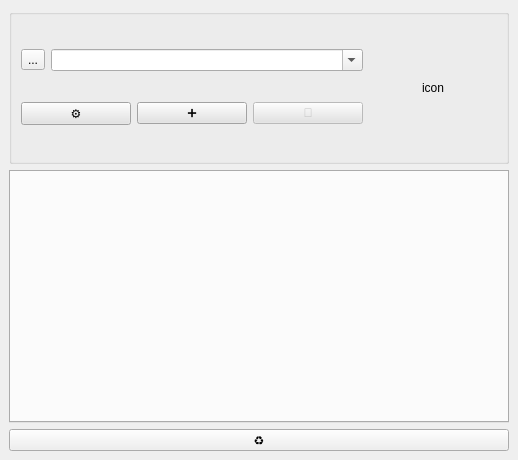
Old version of the form qsequoia2/qsequoia2_dockwidget.ui in the repository SequoiApp/Qsequoia2.
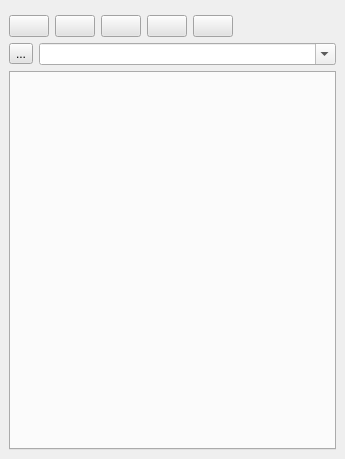
New version of the form. Icons and pictures are not drawn. Custom widgets are drawn as their Qt base class.

Commit message: rework main ui

Patch:
```diff
--- a/qsequoia2/qsequoia2_dockwidget.ui
+++ b/qsequoia2/qsequoia2_dockwidget.ui
@@ -6,14 +6,14 @@
    <rect>
     <x>0</x>
     <y>0</y>
-    <width>518</width>
-    <height>460</height>
+    <width>345</width>
+    <height>459</height>
    </rect>
   </property>
   <property name="minimumSize">
    <size>
-    <width>518</width>
-    <height>460</height>
+    <width>261</width>
+    <height>288</height>
    </size>
   </property>
   <property name="windowIcon">
@@ -26,19 +26,105 @@
   <widget class="QWidget" name="dockWidgetContents">
    <layout class="QVBoxLayout" name="main_layout">
     <item>
-     <widget class="QGroupBox" name="groupBox_3">
-      <property name="title">
+     <layout class="QHBoxLayout" name="hbox_button_container">
+      <property name="topMargin">
+       <number>6</number>
+      </property>
+      <item>
+       <widget class="QPushButton" name="btn_sequoia">
+        <property name="toolTip">
+         <string>Sequoia2</string>
+        </property>
+        <property name="styleSheet">
+         <string notr="true">background-color: rgb(227, 227, 227);</string>
+        </property>
+        <property name="text">
        <string/>
       </property>
-      <layout class="QHBoxLayout" name="projectLayout">
+       </widget>
+      </item>
        <item>
-        <layout class="QVBoxLayout" name="projectLeft">
+       <widget class="QPushButton" name="btn_reload">
+        <property name="toolTip">
+         <string>Recharger le plugin</string>
+        </property>
+        <property name="styleSheet">
+         <string notr="true">background-color: rgb(227, 227, 227);</string>
+        </property>
+        <property name="text">
+         <string/>
+        </property>
+       </widget>
+      </item>
          <item>
-          <layout class="QHBoxLayout" name="horizontalLayout">
+       <widget class="QPushButton" name="btn_settings">
+        <property name="toolTip">
+         <string>Paramètres</string>
+        </property>
+        <property name="styleSheet">
+         <string notr="true">background-color: rgb(227, 227, 227);</string>
+        </property>
+        <property name="text">
+         <string/>
+        </property>
+       </widget>
+      </item>
            <item>
-            <widget class="QToolButton" name="btn_select_seq_folder">
+       <widget class="QPushButton" name="btn_open_seq_dir">
              <property name="toolTip">
-              <string>Choisir un dossier de projet</string>
+         <string>Ouvrir le dossier sélectionné</string>
+        </property>
+        <property name="styleSheet">
+         <string notr="true">background-color: rgb(227, 227, 227);</string>
+        </property>
+        <property name="text">
+         <string/>
+        </property>
+       </widget>
+      </item>
+      <item>
+       <widget class="QPushButton" name="btn_issue">
+        <property name="toolTip">
+         <string>Signaler un problème</string>
+        </property>
+        <property name="styleSheet">
+         <string notr="true">background-color: rgb(227, 227, 227);</string>
+        </property>
+        <property name="text">
+         <string/>
+        </property>
+       </widget>
+      </item>
+      <item>
+       <spacer name="horizontalSpacer">
+        <property name="orientation">
+         <enum>Qt::Horizontal</enum>
+        </property>
+        <property name="sizeHint" stdset="0">
+         <size>
+          <width>40</width>
+          <height>20</height>
+         </size>
+        </property>
+       </spacer>
+      </item>
+     </layout>
+    </item>
+    <item>
+     <layout class="QHBoxLayout" name="hbox_select_dir">
+      <property name="topMargin">
+       <number>0</number>
+      </property>
+      <item>
+       <widget class="QToolButton" name="btn_select_seq_dir">
+        <property name="sizePolicy">
+         <sizepolicy hsizetype="Minimum" vsizetype="Fixed">
+          <horstretch>0</horstretch>
+          <verstretch>0</verstretch>
+         </sizepolicy>
+        </property>
+        <property name="styleSheet">
+         <string notr="true">background-color: rgb(227, 227, 227);</string>
              </property>
              <property name="text">
               <string>...</string>
@@ -61,98 +147,12 @@
           </layout>
          </item>
          <item>
-          <layout class="QHBoxLayout" name="horizontalLayout_2">
-           <item>
-            <widget class="QPushButton" name="btn_settings">
-             <property name="toolTip">
-              <string>Paramètres généraux</string>
-             </property>
-             <property name="styleSheet">
-              <string notr="true">background-color: rgb(227, 227, 227);</string>
-             </property>
-             <property name="text">
-              <string>⚙️</string>
-             </property>
-            </widget>
-           </item>
-           <item>
-            <widget class="QPushButton" name="btn_create">
-             <property name="toolTip">
-              <string>Créer un nouveau projet</string>
-             </property>
-             <property name="styleSheet">
-              <string notr="true">background-color: rgb(227, 227, 227);</string>
-             </property>
-             <property name="text">
-              <string>➕</string>
-             </property>
-            </widget>
-           </item>
-           <item>
-            <widget class="QPushButton" name="btn_open_seq_dir_2">
-             <property name="enabled">
-              <bool>false</bool>
-             </property>
-             <property name="toolTip">
-              <string>Ouvrir le dossier courant</string>
-             </property>
-             <property name="styleSheet">
-              <string notr="true">background-color: rgb(227, 227, 227);</string>
-             </property>
-             <property name="text">
-              <string>📁</string>
-             </property>
-            </widget>
-           </item>
-          </layout>
-         </item>
-        </layout>
-       </item>
-       <item>
-        <widget class="QLabel" name="icon">
-         <property name="minimumSize">
-          <size>
-           <width>128</width>
-           <height>128</height>
-          </size>
-         </property>
-         <property name="maximumSize">
-          <size>
-           <width>128</width>
-           <height>128</height>
-          </size>
-         </property>
-         <property name="text">
-          <string>icon</string>
-         </property>
-         <property name="alignment">
-          <set>Qt::AlignCenter</set>
-         </property>
-        </widget>
-       </item>
-      </layout>
-     </widget>
-    </item>
-    <item>
      <widget class="QTabWidget" name="tabWidget">
       <property name="tabPosition">
        <enum>QTabWidget::West</enum>
       </property>
      </widget>
     </item>
-    <item>
-     <widget class="QToolButton" name="btn_reload">
-      <property name="sizePolicy">
-       <sizepolicy hsizetype="Expanding" vsizetype="Fixed">
-        <horstretch>0</horstretch>
-        <verstretch>0</verstretch>
-       </sizepolicy>
-      </property>
-      <property name="text">
-       <string>♻️</string>
-      </property>
-     </widget>
-    </item>
    </layout>
   </widget>
  </widget>
```
Left out of the diff: 2 changed lines with no effect on the pictures. Lines whose indentation alone changed are shown as unchanged. The commit also changes 6 other files.
